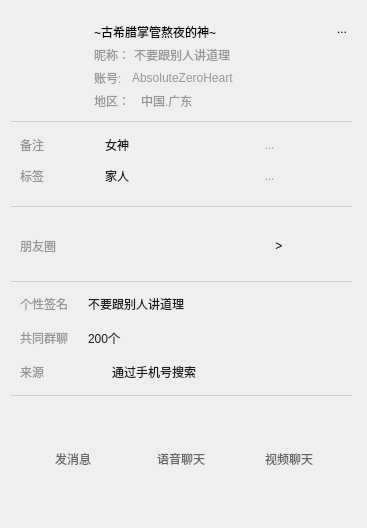
This is src/ui/src/dialogBox/UserInfoWidget.ui in Yaro-Moss/YaroWX as Qt 5 draws it before an edit. The edited form follows.
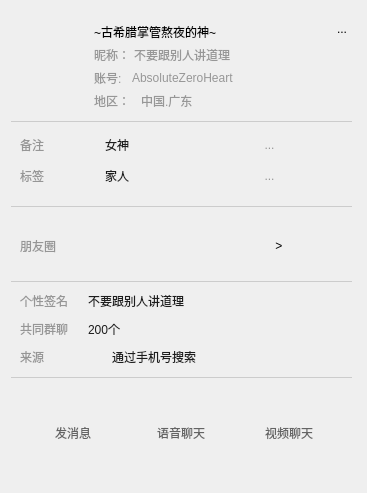
This is the edited form. Icons and pictures are not drawn. Custom widgets are drawn as their Qt base class.

```diff
--- a/src/ui/src/dialogBox/UserInfoWidget.ui
+++ b/src/ui/src/dialogBox/UserInfoWidget.ui
@@ -7,7 +7,7 @@
     <x>0</x>
     <y>0</y>
     <width>367</width>
-    <height>528</height>
+    <height>493</height>
    </rect>
   </property>
   <property name="maximumSize">
```
